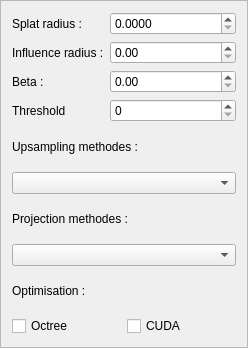
Qt form Plugins/PointyCloud/src/UI/PointyCloudUI.ui (ChristopheClaustre/Radium-Engine) before a commit.
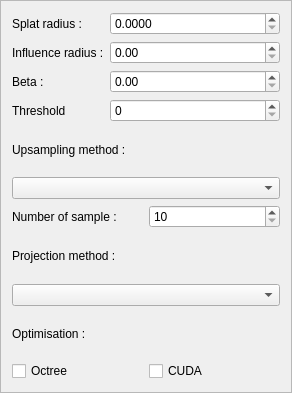
The same form after that commit.

Commit message: ajout du paramètre M dans l'UI, correction de fautes d'orthographes

Diff of the .ui file:
```diff
--- a/Plugins/PointyCloud/src/UI/PointyCloudUI.ui
+++ b/Plugins/PointyCloud/src/UI/PointyCloudUI.ui
@@ -6,8 +6,8 @@
    <rect>
     <x>0</x>
     <y>0</y>
-    <width>248</width>
-    <height>348</height>
+    <width>292</width>
+    <height>393</height>
    </rect>
   </property>
   <property name="windowTitle">
@@ -64,6 +64,15 @@
        <property name="alignment">
         <set>Qt::AlignLeading|Qt::AlignLeft|Qt::AlignVCenter</set>
        </property>
+       <property name="correctionMode">
+        <enum>QAbstractSpinBox::CorrectToPreviousValue</enum>
+       </property>
+       <property name="keyboardTracking">
+        <bool>false</bool>
+       </property>
+       <property name="showGroupSeparator" stdset="0">
+        <bool>false</bool>
+       </property>
        <property name="decimals">
         <number>4</number>
        </property>
@@ -130,18 +139,66 @@
    </item>
    <item>
     <widget class="QLabel" name="label_5">
+     <property name="font">
+      <font>
+       <weight>50</weight>
+       <bold>false</bold>
+      </font>
+     </property>
      <property name="text">
-      <string>Upsampling methodes :</string>
+      <string>Upsampling method :</string>
      </property>
     </widget>
    </item>
    <item>
-    <widget class="QComboBox" name="m_upsamplingMethodes"/>
+    <widget class="QComboBox" name="m_upsamplingMethod"/>
+   </item>
+   <item>
+    <layout class="QHBoxLayout" name="horizontalLayout_2">
+     <item>
+      <widget class="QLabel" name="label_8">
+       <property name="font">
+        <font>
+         <weight>50</weight>
+         <bold>false</bold>
+        </font>
+       </property>
+       <property name="text">
+        <string>Number of sample :</string>
+       </property>
+      </widget>
+     </item>
+     <item>
+      <widget class="QSpinBox" name="m_M">
+       <property name="correctionMode">
+        <enum>QAbstractSpinBox::CorrectToPreviousValue</enum>
+       </property>
+       <property name="keyboardTracking">
+        <bool>false</bool>
+       </property>
+       <property name="minimum">
+        <number>10</number>
+       </property>
+       <property name="maximum">
+        <number>1000</number>
+       </property>
+       <property name="singleStep">
+        <number>10</number>
+       </property>
+      </widget>
+     </item>
+    </layout>
    </item>
    <item>
     <widget class="QLabel" name="label_6">
+     <property name="font">
+      <font>
+       <weight>50</weight>
+       <bold>false</bold>
+      </font>
+     </property>
      <property name="text">
-      <string>Projection methodes :</string>
+      <string>Projection method :</string>
      </property>
     </widget>
    </item>
@@ -150,6 +207,12 @@
    </item>
    <item>
     <widget class="QLabel" name="label_7">
+     <property name="font">
+      <font>
+       <weight>50</weight>
+       <bold>false</bold>
+      </font>
+     </property>
      <property name="text">
       <string>Optimisation :</string>
      </property>
```
Left out of the diff: 44 changed lines with no effect on the pictures. The commit also changes 2 other files.
